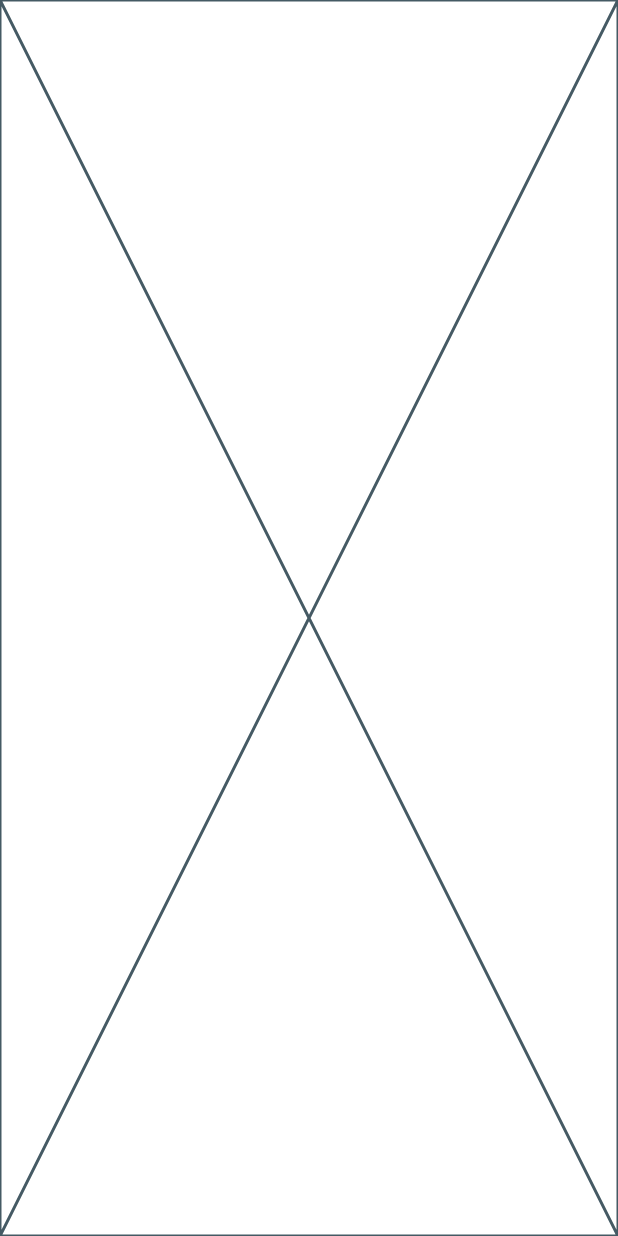
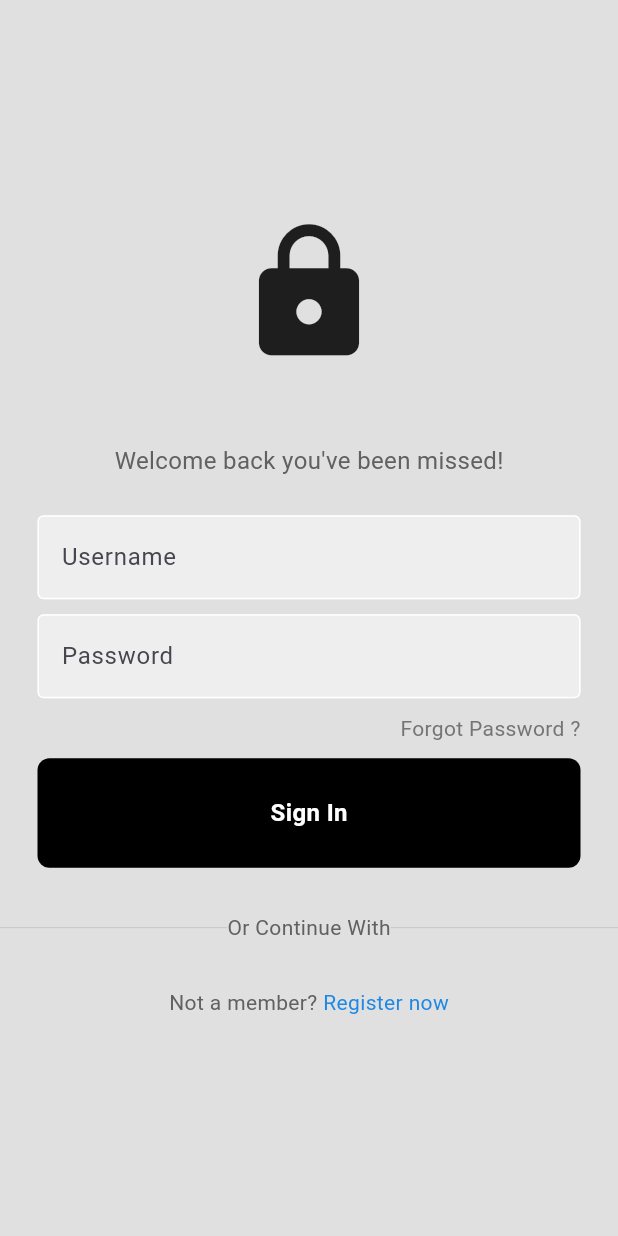
Before and after one commit to RavindraWiguna/FP_PPB_Kel6_2024, a Flutter app: the screen it shows after launch, on a phone screen of 412 x 824 dp. Run offline on Flutter 3.47's test engine with Material 3 defaults, Android fonts, the phone set to English and light mode, and no system bars; our stand-ins replace firebase_auth, firebase_core; accounts and stored records are empty.

Commit message:
adding basic auth from prev tugas

```diff
--- /dev/null
+++ b/lib/components/my_button.dart
@@ -0,0 +1,37 @@
+import 'package:flutter/material.dart';
+
+class MyButton extends StatelessWidget {
+  final Function()? onTap;
+  final String buttonText;
+
+  const MyButton({
+    required this.onTap,
+    required this.buttonText,
+    super.key
+  });
+
+  @override
+  Widget build(BuildContext context) {
+    return GestureDetector(
+      onTap: onTap,
+      child: Container(
+        padding: EdgeInsets.all(25),
+        margin: EdgeInsets.symmetric(horizontal: 25),
+        decoration: BoxDecoration(
+          color: Colors.black,
+          borderRadius: BorderRadius.circular(8)
+        ),
+        child: Center(
+          child: Text(
+            buttonText,
+            style: TextStyle(
+              color: Colors.white,
+              fontWeight: FontWeight.bold,
+              fontSize: 16
+            ),
+          ),
+        ),
+      ),
+    );
+  }
+}
--- /dev/null
+++ b/lib/components/my_textfield.dart
@@ -0,0 +1,38 @@
+import 'package:flutter/material.dart';
+
+class MyTextField extends StatelessWidget {
+  final controller;
+  final String hintText;
+  final bool isObscureText;
+
+  const MyTextField({
+    super.key,
+    required this.controller,
+    required this.hintText,
+    required this.isObscureText,
+  });
+
+  @override
+  Widget build(BuildContext context) {
+    return Padding(
+      padding: EdgeInsets.symmetric(horizontal: 25.0),
+      child: TextField(
+        controller: controller,
+        obscureText: isObscureText,
+        decoration: InputDecoration(
+            hintText: hintText,
+            enabledBorder: OutlineInputBorder(
+                borderSide: BorderSide(
+                    color: Colors.white
+                )
+            ),
+            focusedBorder: OutlineInputBorder(
+                borderSide: BorderSide(color: Colors.grey.shade400)
+            ),
+            fillColor: Colors.grey.shade200,
+            filled: true
+        ),
+      ),
+    );
+  }
+}
--- a/lib/pages/auth_page.dart
+++ b/lib/pages/auth_page.dart
@@ -1,10 +1,28 @@
+import 'package:fpppb2024/pages/home_page.dart';
+import 'package:fpppb2024/pages/login_or_register.dart';
+import 'package:fpppb2024/pages/login_page.dart';
+import 'package:firebase_auth/firebase_auth.dart';
 import 'package:flutter/material.dart';
 
+// to help check if user is sign-in or not, if not redirect to login, if yes go to homepage
 class AuthPage extends StatelessWidget {
   const AuthPage({super.key});
 
   @override
   Widget build(BuildContext context) {
-    return const Placeholder();
+    return Scaffold(
+      body: StreamBuilder<User?>(
+        stream: FirebaseAuth.instance.authStateChanges(),
+        builder: (context, snapshot){
+          // if user login
+          if(snapshot.hasData){
+            return HomePage();
+          }else{
+            // debugPrint(snapshot.hasData?'yes':'no');
+            return LoginOrRegisterPage();
+          }
+        },
+      ),
+    );
   }
 }
--- /dev/null
+++ b/lib/pages/login_or_register.dart
@@ -0,0 +1,36 @@
+import 'package:fpppb2024/pages/login_page.dart';
+import 'package:fpppb2024/pages/register_page.dart';
+import 'package:flutter/material.dart';
+
+class LoginOrRegisterPage extends StatefulWidget {
+  const LoginOrRegisterPage({super.key});
+
+  @override
+  State<LoginOrRegisterPage> createState() => _LoginOrRegisterPageState();
+}
+
+class _LoginOrRegisterPageState extends State<LoginOrRegisterPage> {
+  // initially show login page
+  bool showLoginPage = true;
+
+  void togglePages(){
+    setState(() {
+      showLoginPage = !showLoginPage;
+    });
+  }
+
+
+
+  @override
+  Widget build(BuildContext context) {
+    if(showLoginPage){
+      return LoginPage(
+        onTap: togglePages,
+      );
+    }else{
+      return RegisterPage(
+        onTap: togglePages,
+      );
+    }
+  }
+}
--- /dev/null
+++ b/lib/pages/login_page.dart
@@ -0,0 +1,217 @@
+import 'package:fpppb2024/components/my_button.dart';
+import 'package:fpppb2024/components/my_textfield.dart';
+import 'package:fpppb2024/components/square_title.dart';
+import 'package:firebase_auth/firebase_auth.dart';
+import 'package:flutter/cupertino.dart';
+import 'package:flutter/material.dart';
+
+class LoginPage extends StatefulWidget {
+  Function()? onTap;
+  LoginPage({
+    super.key,
+    required this.onTap
+  });
+
+  @override
+  State<LoginPage> createState() => _LoginPageState();
+}
+
+class _LoginPageState extends State<LoginPage> {
+  final emailController = TextEditingController();
+
+  final passwordController = TextEditingController();
+
+  void signUserIn() async{
+    // show loading
+    showDialog(
+      context: context,
+      builder: (context){
+        return const Center(
+          child: CircularProgressIndicator(),
+        );
+      }
+    );
+
+    // try signin in
+    try{
+      await FirebaseAuth.instance.signInWithEmailAndPassword(
+          email: emailController.text,
+          password: passwordController.text
+      );
+      Navigator.pop(context);
+    }
+    on FirebaseAuthException catch (e){
+      Navigator.pop(context);
+
+      if(e.code == 'user-not-found'){
+        // debugPrint('no user found for that email');
+        errorMessageBox('User is not on our database');
+      }
+      else if(e.code == 'wrong-password'){
+        // debugPrint('wrong password mate');
+        // wrongPasswordMessage();
+        errorMessageBox('You put a wrong password..., shame');
+      }
+      else if(e.code == 'invalid-credential'){
+        // invalidCredentialMessage();
+        errorMessageBox('Email or Password is wrong, wont tell which one you hacker');
+      }
+      else{
+        // unKnownErrorMessage(e.code);
+        errorMessageBox('We didnt handle this, here is the error: ' + e.code);
+      }
+    }
+
+  }
+
+  void registerUser() async{
+
+  }
+
+  void errorMessageBox(String msg){
+    showDialog(
+      context: context,
+      builder: (context){
+        return AlertDialog(
+          title: Text(msg),
+        );
+      }
+    );
+  }
+
+  @override
+  Widget build(BuildContext context) {
+    return Scaffold(
+      backgroundColor: Colors.grey[300],
+      body: SafeArea(
+          child: Center(
+              child: SingleChildScrollView(
+                child: Column(
+                  children: [
+                    // logo
+                    Icon(
+                      Icons.lock,
+                      size: 100,
+                    ),
+
+                    const SizedBox(height: 50),
+
+                    // welcome back
+                    Text(
+                      'Welcome back you\'ve been missed!',
+                      style: TextStyle(
+                        color: Colors.grey[700],
+                        fontSize: 16,
+                      ),
+                    ),
+
+                    const SizedBox(height:25),
+
+                    // username textfield
+                    MyTextField(
+                      controller: emailController,
+                      isObscureText: false,
+                      hintText: "Username",
+                    ),
+
+                    SizedBox(height:10),
+
+                    // password textfield
+                    MyTextField(
+                      controller: passwordController,
+                      isObscureText: true,
+                      hintText: "Password",
+                    ),
+
+                    SizedBox(height:10),
+
+                    // forgot password?
+                    Padding(
+                      padding: const EdgeInsets.symmetric(horizontal: 25),
+                      child: Row(
+                        mainAxisAlignment: MainAxisAlignment.end,
+                        children: [
+                          Text(
+                            'Forgot Password ?',
+                            style: TextStyle(
+                              color: Colors.grey[600],
+                            ),
+                          ),
+                        ],
+                      ),
+                    ),
+
+                    SizedBox(height:10),
+
+                    // sign in buton
+                    MyButton(
+                      buttonText: 'Sign In',
+                      onTap: (){
+                        signUserIn();
+                      },
+                    ),
+
+                    const SizedBox(height: 30),
+
+                    // or continue with
+                    Row(
+                      children: [
+                        Expanded(
+                          child: Divider(
+                            thickness: 0.5,
+                            color: Colors.grey[400],
+                          ),
+                        ),
+
+                        Text(
+                          'Or Continue With',
+                          style: TextStyle(
+                            color: Colors.grey[700],
+
+                          ),
+                        ),
+
+                        Expanded(
+                          child: Divider(
+                            thickness: 0.5,
+                            color: Colors.grey[400],
+                          ),
+                        )
+
+                      ],
+                    ),
+
+                    const SizedBox(height:30),
+
+                    // not a member register now
+                    Row(
+                      mainAxisAlignment: MainAxisAlignment.center,
+                      children: [
+                        Text(
+                          'Not a member? ',
+                          style: TextStyle(
+                            color: Colors.grey[700]
+                          ),
+                        ),
+
+                        GestureDetector(
+                          onTap: widget.onTap,
+                          child: Text(
+                            'Register now',
+                            style: TextStyle(
+                              color: Colors.blue[600]
+                            ),
+                          ),
+                        )
+                      ],
+                    )
+
+
+                  ],
+                ),
+              )
+          )
+      ),
+    );
+  }
+}
```
Also changed, not shown: lib/components/square_title.dart (added, +28 -0 lines), lib/main.dart (+10 -3 lines), lib/pages/home_page.dart (added, +30 -0 lines), lib/pages/register_page.dart (added, +199 -0 lines), firebase.json (added), lib/firebase_options.dart (added), 3 other files.
